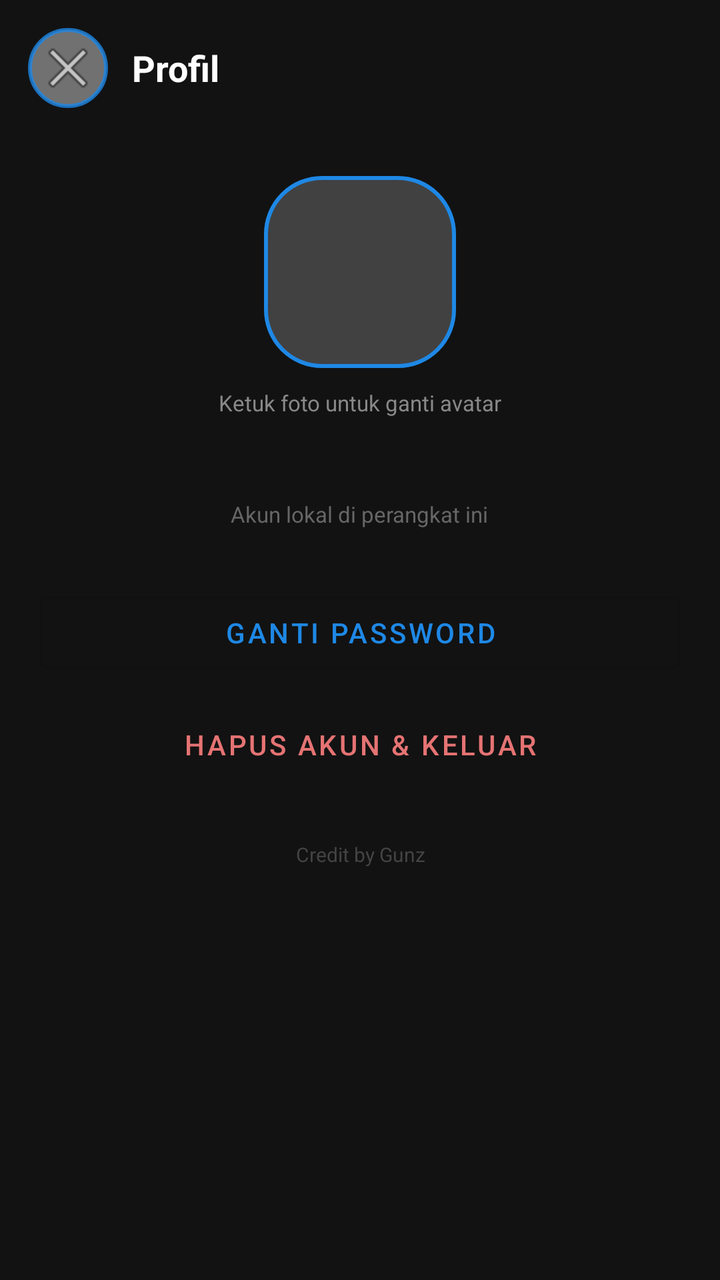
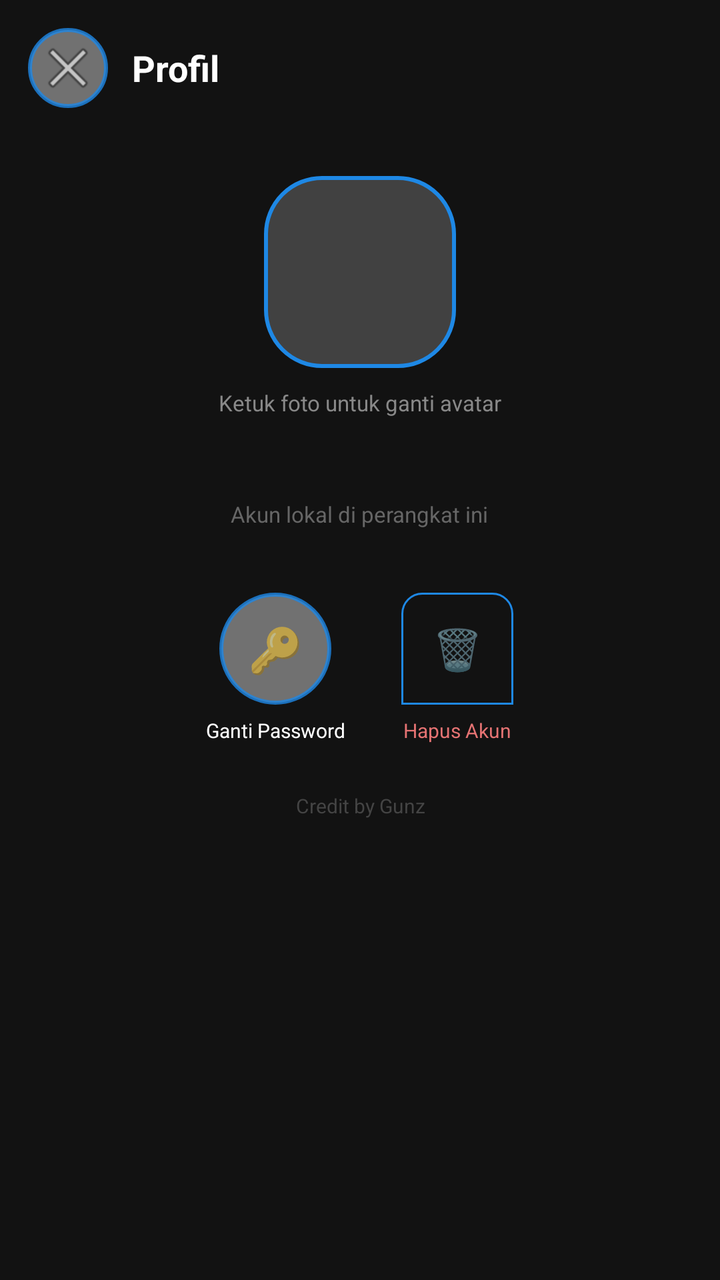

The first picture is an Android layout as it rendered before a commit; the second is the same layout after the commit. The layout source and the unified diff follow.
<!-- AndroidManifest.xml: application theme Theme.Mobibawah -->
<!-- res/layout/activity_profil.xml -->
<?xml version="1.0" encoding="utf-8"?>
<ScrollView xmlns:android="http://schemas.android.com/apk/res/android"
    android:layout_width="match_parent"
    android:layout_height="match_parent"
    android:background="@color/bg"
    android:fillViewport="true">

    <LinearLayout
        android:layout_width="match_parent"
        android:layout_height="wrap_content"
        android:orientation="vertical">

        <LinearLayout
            android:layout_width="match_parent"
            android:layout_height="wrap_content"
            android:orientation="horizontal"
            android:gravity="center_vertical"
            android:padding="14dp">

            <ImageButton
                android:id="@+id/btnBackProfil"
                android:layout_width="40dp"
                android:layout_height="40dp"
                android:background="@drawable/shape_overlay_button"
                android:contentDescription="Kembali"
                android:src="@android:drawable/ic_menu_close_clear_cancel" />

            <TextView
                android:layout_width="0dp"
                android:layout_height="wrap_content"
                android:layout_weight="1"
                android:layout_marginStart="12dp"
                android:text="Profil"
                android:textColor="@color/text_light"
                android:textSize="18sp"
                android:textStyle="bold" />
        </LinearLayout>

        <LinearLayout
            android:layout_width="match_parent"
            android:layout_height="wrap_content"
            android:orientation="vertical"
            android:gravity="center"
            android:padding="20dp">

            <ImageView
                android:id="@+id/imgAvatar"
                android:layout_width="96dp"
                android:layout_height="96dp"
                android:background="@drawable/bg_icon_big"
                android:padding="4dp"
                android:src="@android:drawable/sym_def_app_icon" />

            <TextView
                android:layout_width="wrap_content"
                android:layout_height="wrap_content"
                android:layout_marginTop="10dp"
                android:text="Ketuk foto untuk ganti avatar"
                android:textColor="#888888"
                android:textSize="11sp" />

            <TextView
                android:id="@+id/txtUsernameProfil"
                android:layout_width="wrap_content"
                android:layout_height="wrap_content"
                android:layout_marginTop="14dp"
                android:textColor="@color/text_light"
                android:textSize="20sp"
                android:textStyle="bold" />

            <TextView
                android:layout_width="wrap_content"
                android:layout_height="wrap_content"
                android:text="Akun lokal di perangkat ini"
                android:textColor="#666666"
                android:textSize="11sp" />
        </LinearLayout>

        <Button
            android:id="@+id/btnGantiPassword"
            style="@style/Widget.MaterialComponents.Button.OutlinedButton"
            android:layout_width="match_parent"
            android:layout_height="wrap_content"
            android:layout_marginHorizontal="20dp"
            android:layout_marginTop="8dp"
            android:text="Ganti Password" />

        <Button
            android:id="@+id/btnHapusAkun"
            style="@style/Widget.MaterialComponents.Button.TextButton"
            android:layout_width="match_parent"
            android:layout_height="wrap_content"
            android:layout_marginHorizontal="20dp"
            android:layout_marginTop="8dp"
            android:textColor="#E57373"
            android:text="Hapus Akun &amp; Keluar" />

        <TextView
            android:layout_width="match_parent"
            android:layout_height="wrap_content"
            android:layout_marginTop="24dp"
            android:gravity="center"
            android:paddingBottom="14dp"
            android:text="@string/credit_text"
            android:textColor="#444444"
            android:textSize="10sp" />
    </LinearLayout>
</ScrollView>
<!-- resources referenced by this layout -->
<resources>
  <color name="bg">#121212</color>
  <color name="text_light">#FFFFFF</color>
  <!-- drawable bg_icon_big (drawable) -->
  <?xml version="1.0" encoding="utf-8"?>
  <shape xmlns:android="http://schemas.android.com/apk/res/android" android:shape="rectangle">
      <corners android:radius="28dp"/>
      <solid android:color="#33FFFFFF" />
      <stroke android:width="2dp" android:color="@color/primary" />
  </shape>
  <!-- drawable shape_overlay_button (drawable) -->
  <?xml version="1.0" encoding="utf-8"?>
  <shape xmlns:android="http://schemas.android.com/apk/res/android" android:shape="oval">
      <solid android:color="@color/btn_overlay_fill" />
      <stroke android:width="2dp" android:color="@color/btn_overlay_border" />
  </shape>
  <string name="credit_text">Credit by Gunz</string>
  <style name="Theme.Mobibawah" parent="Theme.MaterialComponents.DayNight.NoActionBar">
          <item name="colorPrimary">@color/primary</item>
          <item name="colorPrimaryDark">@color/primary_dark</item>
          <item name="colorAccent">@color/accent</item>
          <item name="android:windowBackground">@color/bg</item>
      </style>
  <color name="primary">#1E88E5</color>
  <color name="btn_overlay_fill">#66FFFFFF</color>
  <color name="btn_overlay_border">#CC1E88E5</color>
  <color name="primary_dark">#1565C0</color>
  <color name="accent">#FF5722</color>
</resources>

<!-- the commit's change to res/layout/activity_profil.xml (unified diff, before → after) -->
@@ -76,24 +76,49 @@
                 android:textSize="11sp" />
         </LinearLayout>
 
-        <Button
-            android:id="@+id/btnGantiPassword"
-            style="@style/Widget.MaterialComponents.Button.OutlinedButton"
+        <LinearLayout
             android:layout_width="match_parent"
             android:layout_height="wrap_content"
-            android:layout_marginHorizontal="20dp"
-            android:layout_marginTop="8dp"
-            android:text="Ganti Password" />
+            android:orientation="horizontal"
+            android:gravity="center"
+            android:paddingTop="12dp">
 
-        <Button
-            android:id="@+id/btnHapusAkun"
-            style="@style/Widget.MaterialComponents.Button.TextButton"
-            android:layout_width="match_parent"
-            android:layout_height="wrap_content"
-            android:layout_marginHorizontal="20dp"
-            android:layout_marginTop="8dp"
-            android:textColor="#E57373"
-            android:text="Hapus Akun &amp; Keluar" />
+            <LinearLayout android:layout_width="wrap_content" android:layout_height="wrap_content" android:orientation="vertical" android:gravity="center" android:layout_marginEnd="28dp">
+                <TextView
+                    android:id="@+id/btnGantiPassword"
+                    android:layout_width="56dp"
+                    android:layout_height="56dp"
+                    android:background="@drawable/shape_overlay_button"
+                    android:gravity="center"
+                    android:text="🔑"
+                    android:textSize="22sp" />
+                <TextView
+                    android:layout_width="wrap_content"
+                    android:layout_height="wrap_content"
+                    android:layout_marginTop="6dp"
+                    android:text="Ganti Password"
+                    android:textColor="@color/text_light"
+                    android:textSize="10sp" />
+            </LinearLayout>
+
+            <LinearLayout android:layout_width="wrap_content" android:layout_height="wrap_content" android:orientation="vertical" android:gravity="center">
+                <TextView
+                    android:id="@+id/btnHapusAkun"
+                    android:layout_width="56dp"
+                    android:layout_height="56dp"
+                    android:background="@drawable/shape_pull_tab"
+                    android:gravity="center"
+                    android:text="🗑️"
+                    android:textSize="20sp" />
+                <TextView
+                    android:layout_width="wrap_content"
+                    android:layout_height="wrap_content"
+                    android:layout_marginTop="6dp"
+                    android:text="Hapus Akun"
+                    android:textColor="#E57373"
+                    android:textSize="10sp" />
+            </LinearLayout>
+        </LinearLayout>
 
         <TextView
             android:layout_width="match_parent"
<!-- resource entries referenced after the edit -->
@@ -15,6 +15,13 @@
       <solid android:color="@color/btn_overlay_fill" />
       <stroke android:width="2dp" android:color="@color/btn_overlay_border" />
   </shape>
+  <!-- drawable shape_pull_tab (drawable) -->
+  <?xml version="1.0" encoding="utf-8"?>
+  <shape xmlns:android="http://schemas.android.com/apk/res/android" android:shape="rectangle">
+      <corners android:topLeftRadius="10dp" android:topRightRadius="10dp" android:bottomLeftRadius="0dp" android:bottomRightRadius="0dp"/>
+      <solid android:color="#CC121212" />
+      <stroke android:width="1dp" android:color="@color/primary" />
+  </shape>
   <string name="credit_text">Credit by Gunz</string>
   <style name="Theme.Mobibawah" parent="Theme.MaterialComponents.DayNight.NoActionBar">
           <item name="colorPrimary">@color/primary</item>
